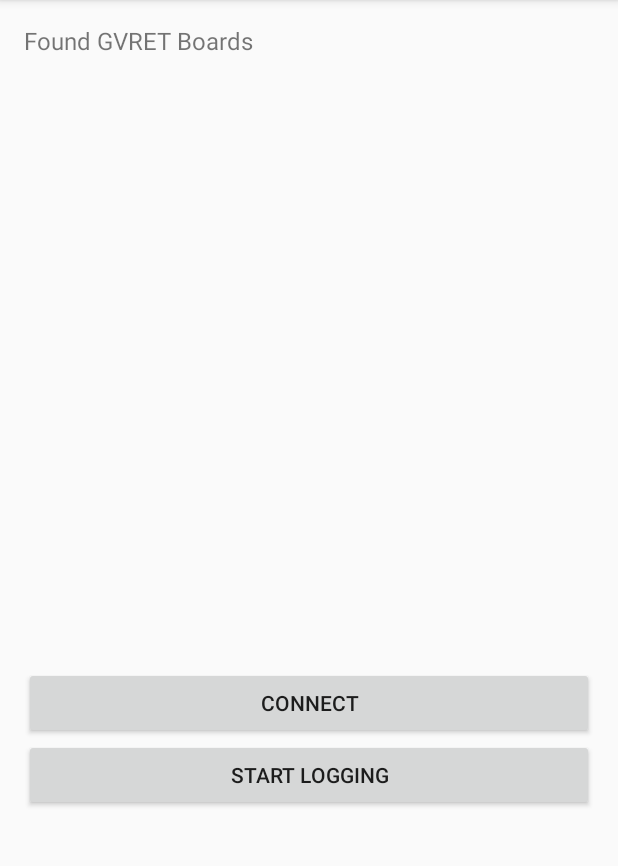
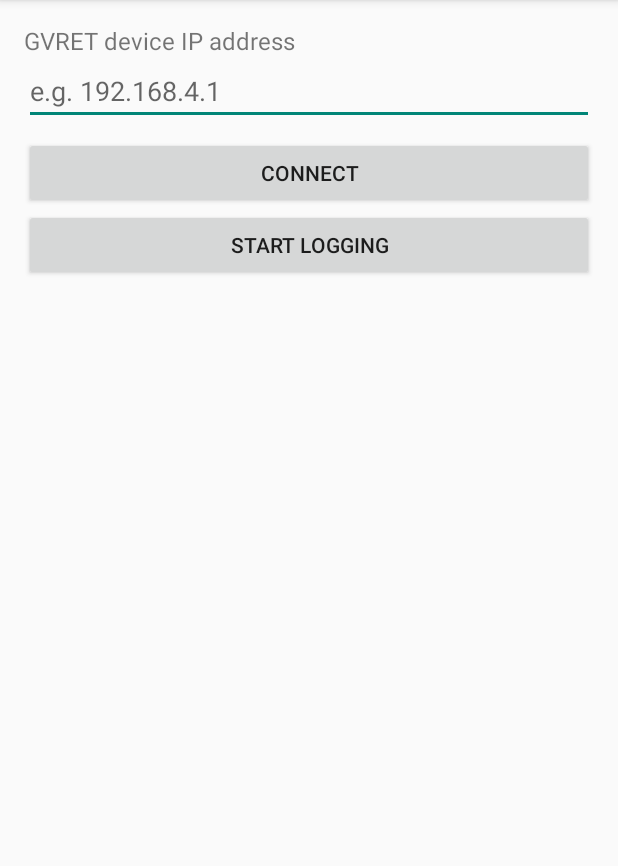
Before and after one commit to mzarnainali/PhoneCANLogger-android, an Android app: the screen it shows after launch (MainActivity), after a tap on "CONNECT", on a phone screen of 412 x 824 dp, the part 84-950 px from its top. Run offline under Robolectric (Android 15) with nearby library versions, the phone set to English and light mode, and no system bars.

Commit message:
Add files via upload

```diff
--- a/app/src/main/java/com/example/phonecanlogger/MainActivity.java
+++ b/app/src/main/java/com/example/phonecanlogger/MainActivity.java
@@ -2,25 +2,24 @@ package com.example.phonecanlogger;
 
 import android.app.Activity;
 import android.content.ContentValues;
+import android.content.SharedPreferences;
 import android.net.Uri;
 import android.os.Bundle;
 import android.os.Handler;
 import android.os.Looper;
 import android.provider.MediaStore;
 import android.view.WindowManager;
-import android.widget.ArrayAdapter;
 import android.widget.Button;
-import android.widget.ListView;
+import android.widget.EditText;
 import android.widget.TextView;
 import android.widget.Toast;
 
 import java.io.BufferedWriter;
+import java.io.Closeable;
 import java.io.IOException;
 import java.io.InputStream;
 import java.io.OutputStream;
 import java.io.OutputStreamWriter;
-import java.net.DatagramPacket;
-import java.net.DatagramSocket;
 import java.net.InetSocketAddress;
 import java.net.Socket;
 import java.nio.charset.StandardCharsets;
@@ -29,26 +28,25 @@ import java.util.Date;
 import java.util.Locale;
 
 /**
- * Finds ESP32RET / GVRET boards on the Wi-Fi network, connects to one,
- * and logs every CAN frame it receives to a CSV file in Downloads.
+ * A small "SavvyCAN helper" for your phone: type in the IP address of a
+ * GVRET / ESP32RET board, connect, and log every CAN frame to a CSV in Downloads.
  */
 public class MainActivity extends Activity {
 
-    private static final int DISCOVERY_PORT = 17222; // boards broadcast on this UDP port
-    private static final int GVRET_TCP_PORT = 23;    // we talk to the board on this TCP port
+    private static final int GVRET_TCP_PORT = 23;    // GVRET boards listen on this TCP port
+    private static final String PREFS_NAME = "settings";
+    private static final String PREF_LAST_IP = "last_ip";
     private static final String CSV_HEADER =
             "Time Stamp,ID,Extended,Dir,Bus,LEN,D1,D2,D3,D4,D5,D6,D7,D8\n";
 
     // --- screen ---
-    private ListView boardList;
+    private EditText ipInput;
     private Button connectButton;
     private Button logButton;
     private TextView statusText;
-    private ArrayAdapter<String> boardAdapter;
     private final Handler handler = new Handler(Looper.getMainLooper());
 
     // --- network ---
-    private DatagramSocket discoverySocket;
     private Socket socket;
     private volatile boolean connected = false;
 
@@ -67,19 +65,17 @@ public class MainActivity extends Activity {
         // Keep the screen on so logging doesn't stop while you drive.
         getWindow().addFlags(WindowManager.LayoutParams.FLAG_KEEP_SCREEN_ON);
 
-        boardList = findViewById(R.id.boardList);
+        ipInput = findViewById(R.id.ipInput);
         connectButton = findViewById(R.id.connectButton);
         logButton = findViewById(R.id.logButton);
         statusText = findViewById(R.id.statusText);
 
-        boardAdapter = new ArrayAdapter<>(this, android.R.layout.simple_list_item_single_choice);
-        boardList.setAdapter(boardAdapter);
-        boardList.setChoiceMode(ListView.CHOICE_MODE_SINGLE);
+        // Fill in the IP address used last time.
+        ipInput.setText(getSharedPreferences(PREFS_NAME, MODE_PRIVATE).getString(PREF_LAST_IP, ""));
 
         connectButton.setOnClickListener(v -> onConnectClicked());
         logButton.setOnClickListener(v -> onLogClicked());
 
-        startDiscovery();
         updateStatusEverySecond();
     }
 
@@ -88,47 +84,8 @@ public class MainActivity extends Activity {
         super.onDestroy();
         handler.removeCallbacksAndMessages(null);
         stopLogging();
-        // Closing sockets is done on a background thread to keep the UI thread free of network calls.
-        new Thread(() -> {
-            closeQuietly(socket);
-            closeQuietly(discoverySocket);
-        }).start();
-    }
-
-    // ------------------------------------------------------------------
-    // Finding boards
-    // ------------------------------------------------------------------
-
-    /** Listens for the UDP broadcasts the boards send and lists each sender's IP once. */
-    private void startDiscovery() {
-        Thread thread = new Thread(() -> {
-            try {
-                DatagramSocket s = new DatagramSocket(null);
-                s.setReuseAddress(true); // so other apps (e.g. SavvyCAN) can listen too
-                s.bind(new InetSocketAddress(DISCOVERY_PORT));
-                discoverySocket = s;
-
-                byte[] buffer = new byte[1024];
-                DatagramPacket packet = new DatagramPacket(buffer, buffer.length);
-                while (!s.isClosed()) {
-                    s.receive(packet);
-                    String ip = packet.getAddress().getHostAddress();
-                    runOnUiThread(() -> addBoard(ip));
-                }
-            } catch (IOException e) {
-                if (discoverySocket == null || !discoverySocket.isClosed()) {
-                    showToast("Board discovery failed: " + e.getMessage());
-                }
-            }
-        });
-        thread.setDaemon(true);
-        thread.start();
-    }
-
-    private void addBoard(String ip) {
-        if (boardAdapter.getPosition(ip) < 0) {
-            boardAdapter.add(ip);
-        }
+        // Close the socket on a background thread to keep network calls off the UI thread.
+        new Thread(() -> closeQuietly(socket)).start();
     }
 
     // ------------------------------------------------------------------
@@ -137,23 +94,22 @@ public class MainActivity extends Activity {
 
     private void onConnectClicked() {
         if (connected) {
-            disconnect();
+            new Thread(() -> closeQuietly(socket)).start(); // this ends the read loop
             return;
         }
 
-        int position = boardList.getCheckedItemPosition();
-        if (position == ListView.INVALID_POSITION) {
-            showToast("Tap a board in the list first");
+        String ip = ipInput.getText().toString().trim();
+        if (ip.isEmpty()) {
+            showToast("Type the IP address of the board first");
             return;
         }
 
-        String ip = boardAdapter.getItem(position);
+        // Remember it for next time.
+        getSharedPreferences(PREFS_NAME, MODE_PRIVATE).edit().putString(PREF_LAST_IP, ip).apply();
+
         connectButton.setEnabled(false);
+        ipInput.setEnabled(false);
         new Thread(() -> connectAndRead(ip)).start();
-    }
-
-    private void disconnect() {
-        new Thread(() -> closeQuietly(socket)).start();
     }
 
     /** Runs on a background thread: connects, then reads until the connection ends. */
@@ -186,7 +142,7 @@ public class MainActivity extends Activity {
         } catch (IOException e) {
             // If we closed the socket ourselves (Disconnect button) there is nothing to report.
             if (!s.isClosed()) {
-                showToast("Connection problem: " + e.getMessage());
+                showToast("Could not connect or connection lost: " + e.getMessage());
             }
         } finally {
             closeQuietly(s);
@@ -194,6 +150,7 @@ public class MainActivity extends Activity {
             runOnUiThread(() -> {
                 connectButton.setText(R.string.connect);
                 connectButton.setEnabled(true);
+                ipInput.setEnabled(true);
             });
         }
     }
@@ -302,7 +259,7 @@ public class MainActivity extends Activity {
         runOnUiThread(() -> Toast.makeText(this, message, Toast.LENGTH_LONG).show());
     }
 
-    private static void closeQuietly(java.io.Closeable thing) {
+    private static void closeQuietly(Closeable thing) {
         if (thing == null) return;
         try {
             thing.close();
--- a/app/src/main/res/layout/activity_main.xml
+++ b/app/src/main/res/layout/activity_main.xml
@@ -8,19 +8,23 @@
     <TextView
         android:layout_width="match_parent"
         android:layout_height="wrap_content"
-        android:text="@string/found_boards"
+        android:text="@string/ip_label"
         android:textSize="16sp" />
 
-    <ListView
-        android:id="@+id/boardList"
+    <EditText
+        android:id="@+id/ipInput"
         android:layout_width="match_parent"
-        android:layout_height="0dp"
-        android:layout_weight="2" />
+        android:layout_height="wrap_content"
+        android:hint="@string/ip_hint"
+        android:inputType="numberDecimal"
+        android:digits="0123456789."
+        android:maxLines="1" />
 
     <Button
         android:id="@+id/connectButton"
         android:layout_width="match_parent"
         android:layout_height="wrap_content"
+        android:layout_marginTop="8dp"
         android:text="@string/connect" />
 
     <Button
@@ -34,5 +38,5 @@
         android:layout_width="match_parent"
         android:layout_height="0dp"
         android:layout_weight="1"
-        android:layout_marginTop="8dp" />
+        android:layout_marginTop="16dp" />
 </LinearLayout>
--- a/app/src/main/res/values/strings.xml
+++ b/app/src/main/res/values/strings.xml
@@ -1,7 +1,8 @@
 <?xml version="1.0" encoding="utf-8"?>
 <resources>
     <string name="app_name">PhoneCANLogger</string>
-    <string name="found_boards">Found GVRET Boards</string>
+    <string name="ip_label">GVRET device IP address</string>
+    <string name="ip_hint">e.g. 192.168.4.1</string>
     <string name="connect">Connect</string>
     <string name="disconnect">Disconnect from Device</string>
     <string name="start_logging">Start Logging</string>
```
